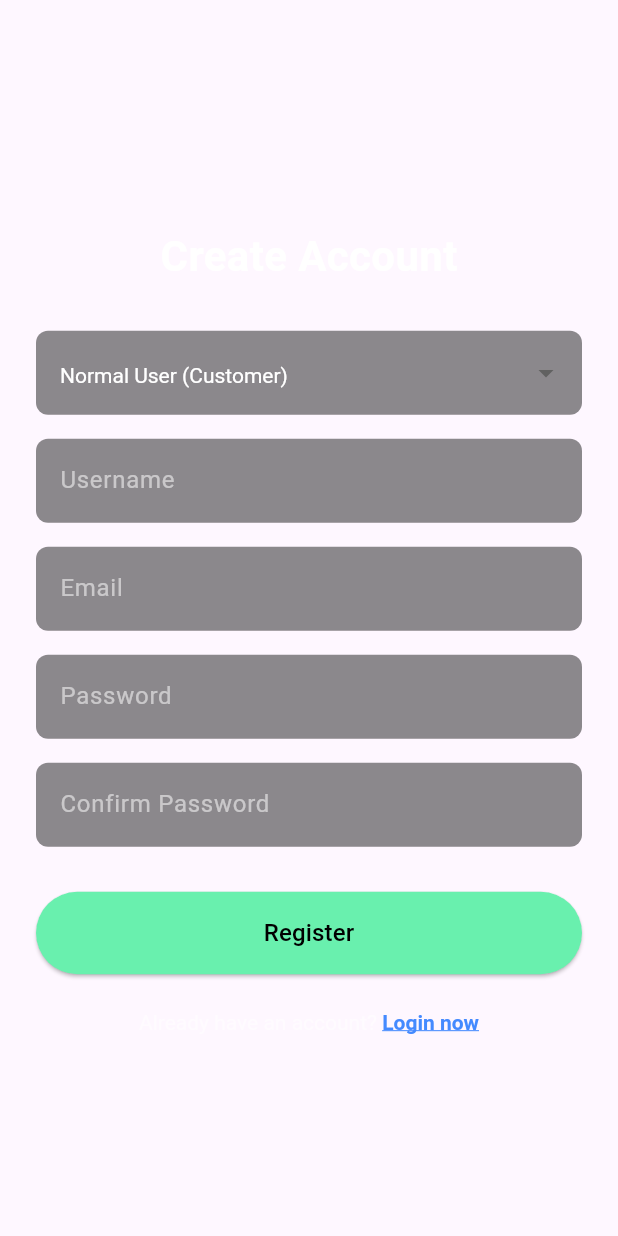
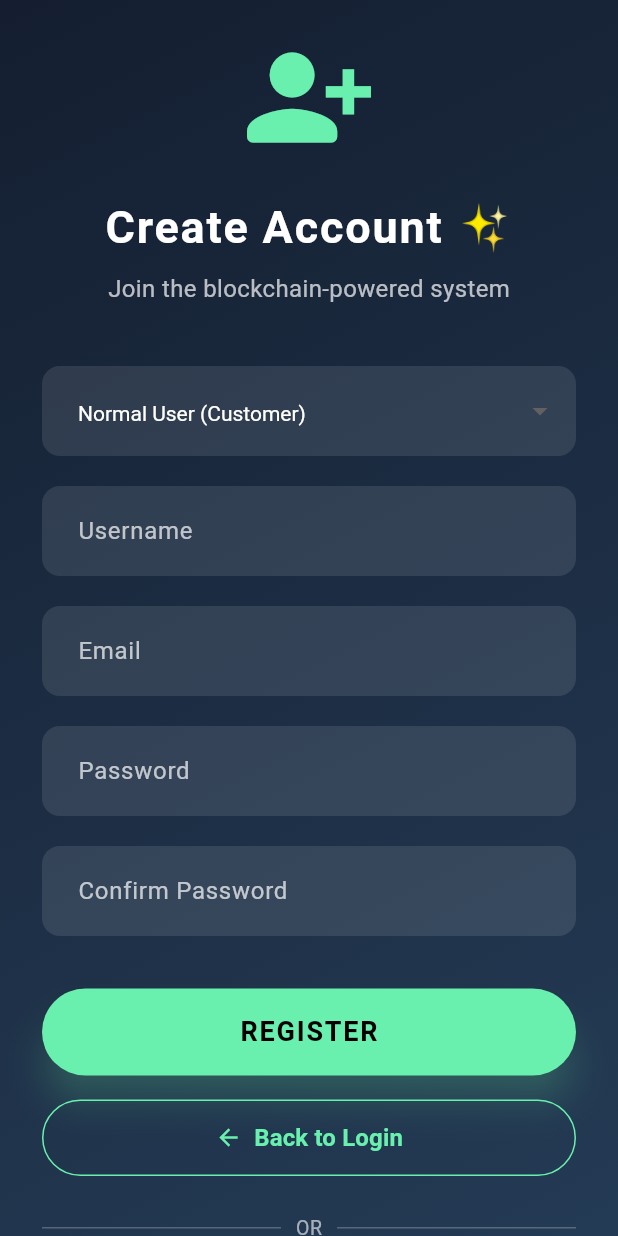
Before and after one commit to VinhLam2606/Fruit-traceability, a Flutter app: the RegisterPage screen opened by its route, on a phone screen of 412 x 824 dp. Run offline on Flutter 3.47's test engine with Material 3 defaults, Android fonts, the phone set to English and light mode, and no system bars; our stand-ins replace barcode_widget, bloc, cloud_firestore, firebase_auth, firebase_core, flutter_bloc and 1 more; missing offline and left inert: mobile_scanner, web3dart; accounts and stored records are empty.

Commit message:
Edit register, login UI

```diff
--- a/lib/auth/ui/register_page.dart
+++ b/lib/auth/ui/register_page.dart
@@ -1,5 +1,6 @@
+// ignore_for_file: avoid_print, use_build_context_synchronously, deprecated_member_use
+
 import 'dart:convert';
-
 import 'package:cloud_firestore/cloud_firestore.dart' hide Transaction;
 import 'package:flutter/gestures.dart';
 import 'package:flutter/material.dart';
@@ -24,14 +25,13 @@ class _RegisterPageState extends State<RegisterPage> {
   final confirmPasswordController = TextEditingController();
   final usernameController = TextEditingController();
 
-  String accountType = "user"; // default = Customer
+  String accountType = "user";
   String errorMessage = '';
   bool _isLoading = false;
 
   late Web3Client ethClient;
   DeployedContract? usersContract;
 
-  // 🔑 Hardcode key Ganache để test
   static const providedPrivateKey =
       "0x19068590c554fbfb02d4a9095ee7f4ca6e3ccbe6c9984964efd1d576553c0f0c";
   static const providedAddress = "0xAF51F6558D90F738366296E2a8fc20fFf854B6cf";
@@ -39,7 +39,7 @@ class _RegisterPageState extends State<RegisterPage> {
   @override
   void initState() {
     super.initState();
-    ethClient = Web3Client("http://10.0.2.2:7545", Client()); // Ganache local
+    ethClient = Web3Client("http://10.0.2.2:7545", Client());
     _loadContract();
   }
 
@@ -58,12 +58,12 @@ class _RegisterPageState extends State<RegisterPage> {
         await rootBundle.loadString("build/contracts/Chain.json"),
       );
       final abi = jsonEncode(abiJson["abi"]);
-      const networkId = "5777"; // Ganache default
+      const networkId = "5777";
       final contractAddr = EthereumAddress.fromHex(
         abiJson["networks"][networkId]["address"],
       );
       usersContract = DeployedContract(
-        ContractAbi.fromJson(abi, "Chain"), // 👈 tên contract là Chain
+        ContractAbi.fromJson(abi, "Chain"),
         contractAddr,
       );
       print("✅ Chain contract loaded at $contractAddr");
@@ -87,9 +87,7 @@ class _RegisterPageState extends State<RegisterPage> {
     EthPrivateKey senderKey,
   ) async {
     if (usersContract == null) throw Exception("Contract not loaded");
-
     final registerFn = usersContract!.function("registerUser");
-
     final txHash = await ethClient.sendTransaction(
       senderKey,
       Transaction.callContract(
@@ -99,7 +97,6 @@ class _RegisterPageState extends State<RegisterPage> {
       ),
       chainId: 1337,
     );
-
     print("👤 Blockchain: registerUser txHash=$txHash");
     return txHash;
   }
@@ -109,9 +106,7 @@ class _RegisterPageState extends State<RegisterPage> {
     EthPrivateKey senderKey,
   ) async {
     if (usersContract == null) throw Exception("Contract not loaded");
-
     final fn = usersContract!.function("addOrganization");
-
     final txHash = await ethClient.sendTransaction(
       senderKey,
       Transaction.callContract(
@@ -119,20 +114,17 @@ class _RegisterPageState extends State<RegisterPage> {
         function: fn,
         parameters: [
           orgName,
-          BigInt.from(
-            DateTime.now().millisecondsSinceEpoch,
-          ), // ✅ sửa thành BigInt
+          BigInt.from(DateTime.now().millisecondsSinceEpoch),
         ],
       ),
       chainId: 1337,
     );
-
     print("🏢 Blockchain: addOrganization txHash=$txHash");
     return txHash;
   }
 
   Future<void> _waitForTx(String txHash) async {
-    print("⏳ Đang chờ tx $txHash được mined...");
+    print("⏳ Waiting for tx $txHash to be mined...");
     while (true) {
       final receipt = await ethClient.getTransactionReceipt(txHash);
       if (receipt != null) {
@@ -158,32 +150,24 @@ class _RegisterPageState extends State<RegisterPage> {
 
       final credentials = EthPrivateKey.fromHex(providedPrivateKey);
       final walletAddress = EthereumAddress.fromHex(providedAddress);
+      print("🔎 Registering for $username ($accountType)...");
 
-      print("🔎 Bắt đầu đăng ký cho $username ($accountType)...");
-
-      // 1. Đăng ký user trên Blockchain (mặc định Customer)
       final regTx = await _registerOnBlockchain(username, email, credentials);
       await _waitForTx(regTx);
 
       String roleToSave = "Customer";
-
-      // 2. Nếu là Organization thì gọi thêm addOrganization để nâng role
       if (accountType == "organization") {
         final orgTx = await _addOrganization("${username}_org", credentials);
         await _waitForTx(orgTx);
-        print("✅ Đã tạo tổ chức cho $username (role=Manufacturer)");
+        print("✅ Created organization for $username (role=Manufacturer)");
         roleToSave = "Manufacturer";
-      } else {
-        print("✅ Đăng ký User thường (role=Customer): $username");
       }
 
-      // 3. Đăng ký Firebase Auth
       final userCred = await authService.value.createAccount(
         email: email,
         password: password,
       );
 
-      // 4. Lưu Firestore với role chuẩn xác
       await FirebaseFirestore.instance
           .collection("users")
           .doc(userCred.user!.uid)
@@ -191,7 +175,7 @@ class _RegisterPageState extends State<RegisterPage> {
             "username": username,
             "email": email,
             "role": roleToSave,
-            "accountType": accountType, // 🔑 Lưu đúng role
+            "accountType": accountType,
             "eth_address": walletAddress.hex,
             "private_key": crypto.bytesToHex(
               credentials.privateKey,
@@ -200,8 +184,7 @@ class _RegisterPageState extends State<RegisterPage> {
             "createdAt": FieldValue.serverTimestamp(),
           });
 
-      print("🎉 Đăng ký thành công (role=$roleToSave)");
-
+      print("🎉 Registration successful (role=$roleToSave)");
       if (mounted) {
         ScaffoldMessenger.of(context).showSnackBar(
           SnackBar(content: Text("✅ Đăng ký $roleToSave thành công!")),
@@ -223,27 +206,51 @@ class _RegisterPageState extends State<RegisterPage> {
   @override
   Widget build(BuildContext context) {
     return Scaffold(
-      body: SafeArea(
+      body: Container(
+        decoration: const BoxDecoration(
+          gradient: LinearGradient(
+            begin: Alignment.topLeft,
+            end: Alignment.bottomRight,
+            colors: [Color(0xFF141E30), Color(0xFF243B55)],
+          ),
+        ),
+        child: SafeArea(
           child: Center(
             child: SingleChildScrollView(
-            padding: const EdgeInsets.symmetric(horizontal: 24.0),
+              padding: const EdgeInsets.symmetric(
+                horizontal: 28.0,
+                vertical: 20,
+              ),
               child: Form(
                 key: _formKey,
                 child: Column(
                   mainAxisAlignment: MainAxisAlignment.center,
                   children: [
-                  const SizedBox(height: 40),
+                    const Icon(
+                      Icons.person_add_alt_1_rounded,
+                      size: 90,
+                      color: Colors.greenAccent,
+                    ),
+                    const SizedBox(height: 20),
                     const Text(
-                    "Create Account",
+                      "Create Account ✨",
                       style: TextStyle(
-                      fontSize: 28,
+                        fontSize: 30,
                         fontWeight: FontWeight.bold,
                         color: Colors.white,
+                        letterSpacing: 1.2,
                       ),
                     ),
-                  const SizedBox(height: 30),
+                    const SizedBox(height: 8),
+                    const Text(
+                      "Join the blockchain-powered system",
+                      style: TextStyle(color: Colors.white70, fontSize: 16),
+                    ),
+                    const SizedBox(height: 40),
+
+                    // Account type dropdown
                     DropdownButtonFormField<String>(
-                    value: accountType,
+                      initialValue: accountType,
                       dropdownColor: Colors.black,
                       style: const TextStyle(color: Colors.white),
                       decoration: _inputDecoration("Account Type"),
@@ -257,9 +264,12 @@ class _RegisterPageState extends State<RegisterPage> {
                           child: Text("Organization (Manufacturer)"),
                         ),
                       ],
-                    onChanged: (value) => setState(() => accountType = value!),
+                      onChanged: (value) =>
+                          setState(() => accountType = value!),
                     ),
-                  const SizedBox(height: 16),
+                    const SizedBox(height: 20),
+
+                    // Username
                     TextFormField(
                       controller: usernameController,
                       style: const TextStyle(color: Colors.white),
@@ -267,7 +277,9 @@ class _RegisterPageState extends State<RegisterPage> {
                       validator: (v) =>
                           v == null || v.isEmpty ? "Enter username" : null,
                     ),
-                  const SizedBox(height: 16),
+                    const SizedBox(height: 20),
+
+                    // Email
                     TextFormField(
                       controller: emailController,
                       style: const TextStyle(color: Colors.white),
@@ -275,7 +287,9 @@ class _RegisterPageState extends State<RegisterPage> {
                       validator: (v) =>
                           v == null || v.isEmpty ? "Enter email" : null,
                     ),
-                  const SizedBox(height: 16),
+                    const SizedBox(height: 20),
+
+                    // Password
                     TextFormField(
                       controller: passwordController,
                       obscureText: true,
@@ -287,7 +301,9 @@ class _RegisterPageState extends State<RegisterPage> {
                         return null;
                       },
                     ),
-                  const SizedBox(height: 16),
+                    const SizedBox(height: 20),
+
+                    // Confirm password
                     TextFormField(
                       controller: confirmPasswordController,
                       obscureText: true,
@@ -300,7 +316,9 @@ class _RegisterPageState extends State<RegisterPage> {
                         return null;
                       },
                     ),
-                  const SizedBox(height: 30),
+                    const SizedBox(height: 35),
+
+                    // Register button
                     SizedBox(
                       width: double.infinity,
                       child: ElevatedButton(
@@ -312,32 +330,94 @@ class _RegisterPageState extends State<RegisterPage> {
                           shape: RoundedRectangleBorder(
                             borderRadius: BorderRadius.circular(30),
                           ),
+                          elevation: 10,
+                          shadowColor: Colors.greenAccent.withOpacity(0.5),
                         ),
                         child: _isLoading
                             ? const SizedBox(
-                              height: 20,
-                              width: 20,
+                                height: 22,
+                                width: 22,
                                 child: CircularProgressIndicator(
                                   strokeWidth: 2,
                                   color: Colors.black,
                                 ),
                               )
                             : const Text(
-                              "Register",
-                              style: TextStyle(fontSize: 16),
+                                "REGISTER",
+                                style: TextStyle(
+                                  fontSize: 18,
+                                  fontWeight: FontWeight.bold,
+                                  letterSpacing: 1.2,
                                 ),
                               ),
                       ),
-                  const SizedBox(height: 24),
+                    ),
+                    const SizedBox(height: 16),
+
+                    // 🔙 Back to Login button
+                    SizedBox(
+                      width: double.infinity,
+                      child: OutlinedButton.icon(
+                        onPressed: widget.onTap,
+                        icon: const Icon(
+                          Icons.arrow_back,
+                          color: Colors.greenAccent,
+                        ),
+                        label: const Text(
+                          "Back to Login",
+                          style: TextStyle(
+                            color: Colors.greenAccent,
+                            fontSize: 16,
+                            fontWeight: FontWeight.w600,
+                          ),
+                        ),
+                        style: OutlinedButton.styleFrom(
+                          side: const BorderSide(color: Colors.greenAccent),
+                          padding: const EdgeInsets.symmetric(vertical: 14),
+                          shape: RoundedRectangleBorder(
+                            borderRadius: BorderRadius.circular(30),
+                          ),
+                        ),
+                      ),
+                    ),
+
+                    const SizedBox(height: 25),
+
+                    Row(
+                      children: const [
+                        Expanded(
+                          child: Divider(color: Colors.white24, thickness: 1),
+                        ),
+                        Padding(
+                          padding: EdgeInsets.symmetric(horizontal: 10),
+                          child: Text(
+                            "OR",
+                            style: TextStyle(
+                              color: Colors.white60,
+                              fontSize: 13,
+                            ),
+                          ),
+                        ),
+                        Expanded(
+                          child: Divider(color: Colors.white24, thickness: 1),
+                        ),
+                      ],
+                    ),
+                    const SizedBox(height: 25),
+
                     RichText(
+                      textAlign: TextAlign.center,
                       text: TextSpan(
                         text: "Already have an account? ",
-                      style: const TextStyle(color: Colors.white54),
+                        style: const TextStyle(
+                          color: Colors.white70,
+                          fontSize: 14,
+                        ),
                         children: [
                           TextSpan(
                             text: "Login now",
                             style: const TextStyle(
-                            color: Colors.blueAccent,
+                              color: Colors.greenAccent,
                               fontWeight: FontWeight.bold,
                               decoration: TextDecoration.underline,
                             ),
@@ -347,8 +427,9 @@ class _RegisterPageState extends State<RegisterPage> {
                         ],
                       ),
                     ),
-                  const SizedBox(height: 24),
+                    const SizedBox(height: 30),
                   ],
+                ),
               ),
             ),
           ),
@@ -360,20 +441,17 @@ class _RegisterPageState extends State<RegisterPage> {
   InputDecoration _inputDecoration(String hint) {
     return InputDecoration(
       hintText: hint,
-      hintStyle: const TextStyle(color: Colors.white54),
+      hintStyle: const TextStyle(color: Colors.white70),
       filled: true,
-      fillColor: Colors.black45,
+      fillColor: Colors.white.withOpacity(0.1),
+      contentPadding: const EdgeInsets.symmetric(horizontal: 20, vertical: 18),
       border: OutlineInputBorder(
-        borderRadius: BorderRadius.circular(8),
-        borderSide: BorderSide.none,
-      ),
-      enabledBorder: OutlineInputBorder(
-        borderRadius: BorderRadius.circular(8),
+        borderRadius: BorderRadius.circular(12),
         borderSide: BorderSide.none,
       ),
       focusedBorder: OutlineInputBorder(
-        borderRadius: BorderRadius.circular(8),
-        borderSide: const BorderSide(color: Colors.greenAccent),
+        borderRadius: BorderRadius.circular(12),
+        borderSide: const BorderSide(color: Colors.greenAccent, width: 2),
       ),
     );
   }
--- a/lib/dashboard/bloc/dashboard_bloc.dart
+++ b/lib/dashboard/bloc/dashboard_bloc.dart
@@ -58,8 +58,9 @@ class DashboardBloc extends Bloc<DashboardEvent, DashboardState> {
 
       final abi = ContractAbi.fromJson(jsonEncode(jsonAbi['abi']), 'Chain');
       final networks = jsonAbi['networks'] as Map<String, dynamic>;
-      if (networks.isEmpty)
+      if (networks.isEmpty) {
         throw Exception("❌ Không tìm thấy network nào trong Chain.json.");
+      }
 
       final networkKey = networks.keys.first;
       final contractAddressHex = networks[networkKey]['address'] as String?;
```
Also changed, not shown: lib/auth/ui/login_page.dart (+79 -26 lines). Lines whose indentation alone changed are shown as unchanged.
